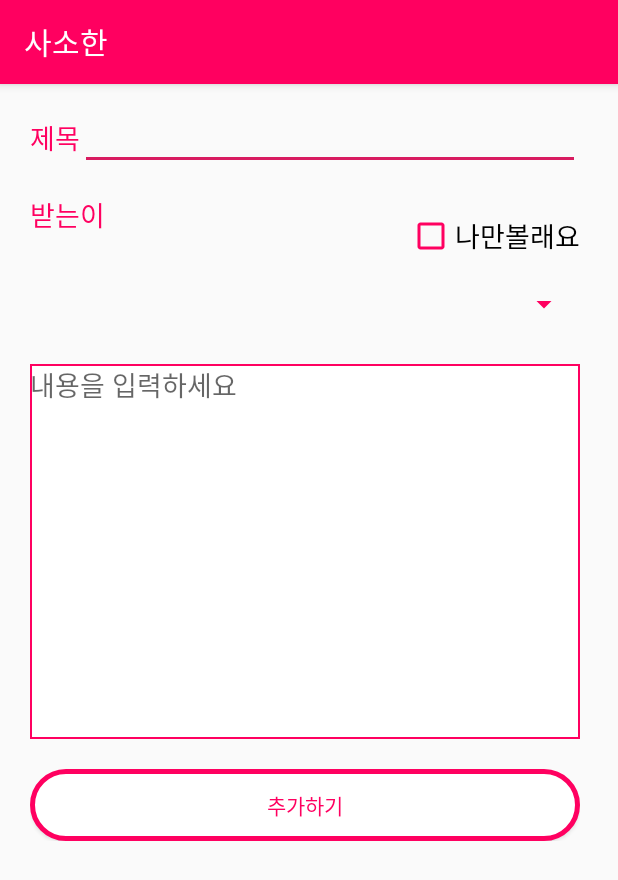
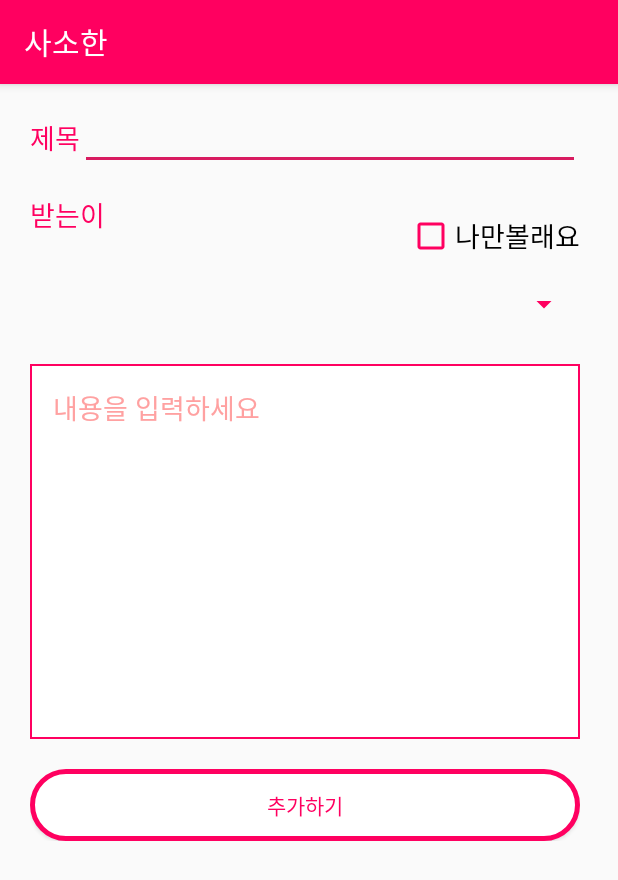
Before and after one commit to tmddus/SASOHAN, an Android app: the WriteActibity screen opened directly, with no data from a screen before it, on a phone screen of 412 x 824 dp. Shown: the top 880 px of the screen. Run offline under Robolectric (Android 15) with nearby library versions, the phone set to English and light mode, and no system bars.

Commit message:
어이업서 나 수정한거 업서

```diff
--- a/app/src/main/res/layout/activity_main.xml
+++ b/app/src/main/res/layout/activity_main.xml
@@ -41,6 +41,7 @@
                 android:background="@android:color/transparent"
                 />
             <TextView
+                android:textColor="@color/commonBlack"
                 android:id="@+id/txt_tab1"
                 android:layout_width="match_parent"
                 android:layout_height="wrap_content"
@@ -63,6 +64,7 @@
                 android:padding="0dp"
                 android:src="@drawable/diamond" />
             <TextView
+                android:textColor="@color/commonBlack"
                 android:id="@+id/txt_tab2"
                 android:layout_width="match_parent"
                 android:layout_height="wrap_content"
@@ -85,6 +87,7 @@
                 android:background="@android:color/transparent"
                 />
             <TextView
+                android:textColor="@color/commonBlack"
                 android:id="@+id/txt_tab3"
                 android:layout_width="match_parent"
                 android:layout_height="wrap_content"
--- a/app/src/main/res/layout/saranghae_list.xml
+++ b/app/src/main/res/layout/saranghae_list.xml
@@ -22,7 +22,7 @@
                 android:layout_width="wrap_content"
                 android:layout_height="50dp"
                 android:text="하고싶어도 하지 못했던말,\n 사소하지만 중요한 나의 일기를 적어보세요"
-                android:textColor="@color/colorPrimary"
+                android:textColor="@color/main"
                 android:textStyle="bold"
                 android:textSize="@dimen/title_txt_size"
                 />
--- a/app/src/main/res/layout/saranghae_wirte.xml
+++ b/app/src/main/res/layout/saranghae_wirte.xml
@@ -21,7 +21,7 @@
                 android:text="제목"
                 android:textSize="18sp"
                 android:layout_marginTop="14dp"
-                android:textColor="#ff0060"
+                android:textColor="@color/main"
                 android:focusable="true"
                 />
             <EditText
@@ -87,6 +87,8 @@
                 <!--android:background="@color/colorPrimary"-->
                 <!--/>-->
             <EditText
+                android:padding="15dp"
+                android:textColorHint="@color/lightMain"
                 android:layout_width="match_parent"
                 android:layout_height="250dp"
                 app:theme="@style/EditTextStyle"
--- a/app/src/main/res/values/colors.xml
+++ b/app/src/main/res/values/colors.xml
@@ -3,4 +3,7 @@
     <color name="colorPrimary">#ff0060</color>
     <color name="colorPrimaryDark">#00574B</color>
     <color name="colorAccent">#D81B60</color>
+    <color name="lightMain">#ffa1a1</color>
+    <color name="main">#ff0060</color>
+    <color name="commonBlack">#000000</color>
 </resources>
--- a/app/src/main/res/values/dimens.xml
+++ b/app/src/main/res/values/dimens.xml
@@ -6,4 +6,5 @@
     <dimen name="top_margin">16dp</dimen>
     <dimen name="leftRight_margin">15dp</dimen>
     <dimen name="commonContentTxt">17sp</dimen>
+    <dimen name="lineHeight">2dp</dimen>
 </resources>
--- a/app/src/main/res/values/styles.xml
+++ b/app/src/main/res/values/styles.xml
@@ -10,11 +10,11 @@
         <!--<item name="android:windowFullscreen">true</item>-->
     </style>
     <style name="EditTextStyle" parent="Widget.AppCompat.EditText">
-        <item name="colorControlNormal">@color/colorPrimary</item>
+        <item name="colorControlNormal">@color/main</item>
     </style>
 
     <style name="CalendarHeader" parent="TextAppearance.MaterialCalendarWidget.Header">
 
-        <item name="android:textColor">@color/colorPrimary</item>
+        <item name="android:textColor">@color/main</item>
     </style>
 </resources>
```
Also changed, not shown: app/src/main/res/layout/fragment_fragment3.xml (+5 -4 lines).
